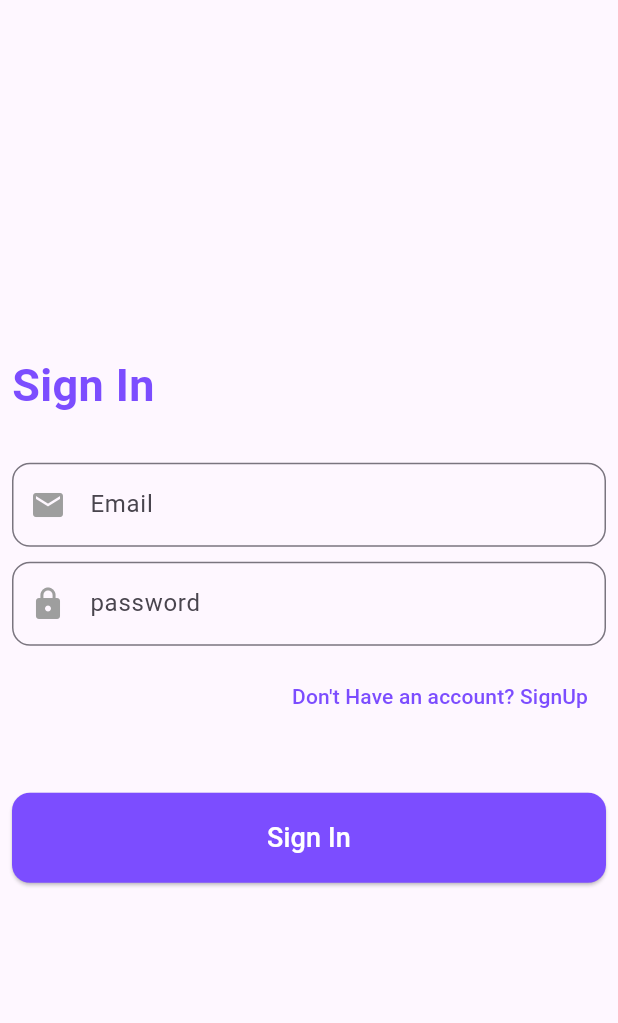
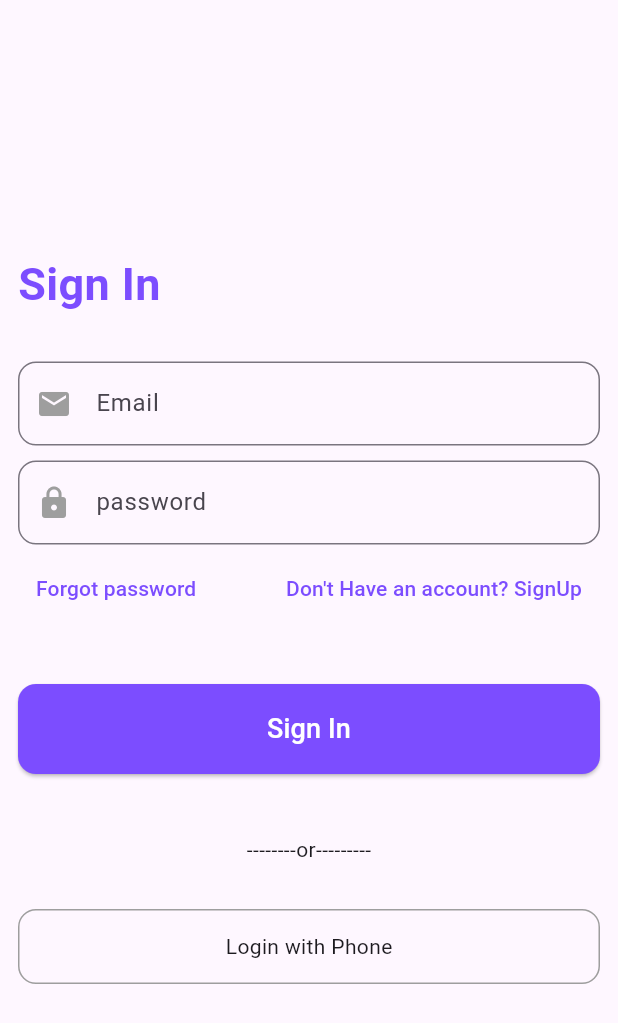
Before and after one commit to RAJESH-540/firebase_project, a Flutter app: the HomePage screen opened directly, after a tap on the "logout" icon, on a phone screen of 412 x 824 dp. Shown: the top 1023 px of the screen. Run offline on Flutter 3.47's test engine with Material 3 defaults, Android fonts, the phone set to English and light mode, and no system bars; our stand-ins replace cloud_firestore, firebase_auth, firebase_core; accounts and stored records are empty.

Commit message:
forgot password, login with phone and add data in firebase

```diff
--- a/lib/screens/home.dart
+++ b/lib/screens/home.dart
@@ -1,6 +1,11 @@
+import 'package:cloud_firestore/cloud_firestore.dart';
 import 'package:firebase/screens/signIn.dart';
+import 'package:firebase/widgets/round_btn.dart';
+import 'package:firebase/widgets/textfield.dart';
 import 'package:firebase_auth/firebase_auth.dart';
 import 'package:flutter/material.dart';
+
+import '../widgets/alertbox.dart';
 
 class HomePage extends StatefulWidget {
   const HomePage({super.key});
@@ -10,11 +15,26 @@ class HomePage extends StatefulWidget {
 }
 
 class _HomePageState extends State<HomePage> {
+   var titleController= TextEditingController();
+   var desController= TextEditingController();
+    addData(String title, String desc)async{
+       if(title==""&& desc ==""){
+         return showDialog(context: context, builder: (BuildContext buildContext){
+           return const  CustomAlertBox(title: "Enter Required Fields");
+         });
+       }
+        else{
+           FirebaseFirestore.instance.collection("Notes").doc(title).set({
+            "Title":title,
+            "Desc":desc,
+          });
+       }
+    }
   @override
   Widget build(BuildContext context) {
     return  Scaffold(
       appBar: AppBar(
-        backgroundColor: Colors.blue,
+        backgroundColor: Colors.deepPurpleAccent,
         title:  const Text("Firebase"),
         centerTitle: true,
          actions: [
@@ -22,13 +42,26 @@ class _HomePageState extends State<HomePage> {
              FirebaseAuth.instance.signOut().then((value) {
                Navigator.pushReplacement(context, MaterialPageRoute(builder: (context)=> const SignIn()));
              });
-           }, icon: Icon(Icons.logout))
+           }, icon:  const Icon(Icons.logout, color: Colors.white,))
          ],
       ),
-      body: Column(
-        children: [
+      body: Padding(
+        padding: const EdgeInsets.symmetric(horizontal: 12.0),
+        child: Center(
+          child: Column(
+            children: [
+                const SizedBox(height: 40,),
+                CustomTextFields(hint: 'Title', controller: titleController, iconData: Icons.title),
+                const SizedBox(height: 20,),
+                CustomTextFields(hint: 'desc', controller: desController, iconData: Icons.description),
+               const SizedBox(height: 20,),
+               CustomElevatedButton(buttonText: 'add Data', onPressed: (){
+                  addData(titleController.text.toString(), desController.text.toString());
+               })
 
-        ],
+            ],
+          ),
+        ),
       ),
     );
   }
--- a/lib/screens/signIn.dart
+++ b/lib/screens/signIn.dart
@@ -1,7 +1,10 @@
 import 'dart:developer';
 
+import 'package:firebase/screens/forgot.dart';
 import 'package:firebase/screens/home.dart';
+import 'package:firebase/screens/login_with_phone.dart';
 import 'package:firebase/screens/signUp.dart';
+import 'package:firebase/widgets/alertbox.dart';
 import 'package:firebase_auth/firebase_auth.dart';
 import 'package:flutter/material.dart';
 import '../widgets/round_btn.dart';
@@ -19,7 +22,9 @@ class _SignInState extends State<SignIn> {
   var passwordController = TextEditingController();
   signIn(String email , String password)async{
     if(email==""&&password==""){
-      return log("enter required fields");
+      return showDialog(context: context, builder: (BuildContext buildContext){
+        return const  CustomAlertBox(title: "Enter Required Fields");
+      });
     }
     else{
 
@@ -42,7 +47,7 @@ class _SignInState extends State<SignIn> {
   Widget build(BuildContext context) {
     return Scaffold(
         body: Padding(
-          padding: const EdgeInsets.symmetric(horizontal: 8),
+          padding: const EdgeInsets.symmetric(horizontal: 12),
           child: Center(
             child: Column(
               mainAxisAlignment: MainAxisAlignment.center,
@@ -53,10 +58,13 @@ class _SignInState extends State<SignIn> {
                 CustomTextFields(hint: "Email", controller: emailController, iconData: Icons.email),
                 const  SizedBox(height: 10,),
                 CustomTextFields(hint: "password", controller: passwordController, iconData: Icons.lock),
-                const  SizedBox(height: 10,),
+                const  SizedBox(height: 5,),
                 Row(
-                  mainAxisAlignment: MainAxisAlignment.end,
+                  mainAxisAlignment: MainAxisAlignment.spaceBetween,
                   children: [
+                    TextButton(onPressed: (){
+                       Navigator.pushReplacement(context, MaterialPageRoute(builder: (context)=> const ForgotPassword()));
+                    }, child: const  Text("Forgot password", style: TextStyle(color: Colors.deepPurpleAccent),),),
                     TextButton(onPressed: () {
                       Navigator.push(context, MaterialPageRoute(builder: (context)=> const SignUp()));
                     }, child: const  Text("Don't Have an account? SignUp", style: TextStyle(color: Colors.deepPurpleAccent),), ),
@@ -66,7 +74,28 @@ class _SignInState extends State<SignIn> {
                 CustomElevatedButton(buttonText: 'Sign In', onPressed: () {
                   signIn(emailController.text.toString(), passwordController.text.toString());
 
-                },)
+                },),
+                const  SizedBox(height: 40,),
+                 Row(
+                   mainAxisAlignment: MainAxisAlignment.center,
+                    children: [
+                      Text("--------or---------")
+                    ],
+                 ),
+                const  SizedBox(height: 30,),
+                InkWell(
+                   onTap: (){
+                      Navigator.push(context, MaterialPageRoute(builder: (context)=> const LoginWithPhone()));
+                   },
+                  child: Container(
+                    height: 50,
+                    decoration: BoxDecoration(
+                      border: Border.all(color: Colors.grey),
+                      borderRadius: BorderRadius.circular(12),
+                    ),
+                    child: Center(child: Text("Login with Phone")),
+                  ),
+                )
               ],
             ),
           ),
--- a/lib/widgets/textfield.dart
+++ b/lib/widgets/textfield.dart
@@ -3,14 +3,17 @@ import 'package:flutter/material.dart';
 class CustomTextFields extends StatelessWidget {
    final String hint;
    final IconData iconData;
+    final TextInputType? keyboradType;
    final TextEditingController controller;
-  const CustomTextFields({super.key, required this.hint, required this.controller, required this.iconData});
+  const CustomTextFields({super.key, required this.hint, required this.controller, required this.iconData, this.keyboradType});
 
   @override
   Widget build(BuildContext context) {
     return TextField(
        controller: controller,
+      keyboardType: keyboradType,
       decoration: InputDecoration(
+
         prefixIcon:Icon(iconData, color: Colors.grey,) ,
         hintText: hint,
         border: OutlineInputBorder(
--- a/pubspec.yaml
+++ b/pubspec.yaml
@@ -37,6 +37,7 @@ dependencies:
   cupertino_icons: ^1.0.2
   firebase_core:
   firebase_auth:
+  cloud_firestore:
 
 dev_dependencies:
   flutter_test:
```
Also changed, not shown: lib/screens/forgot.dart (added, +63 -0 lines), lib/screens/login_with_phone.dart (added, +49 -0 lines), lib/screens/otp_screen.dart (added, +46 -0 lines), lib/screens/signUp.dart (+17 -8 lines), lib/widgets/alertbox.dart (added, +22 -0 lines), pubspec.lock, 3 other files.
